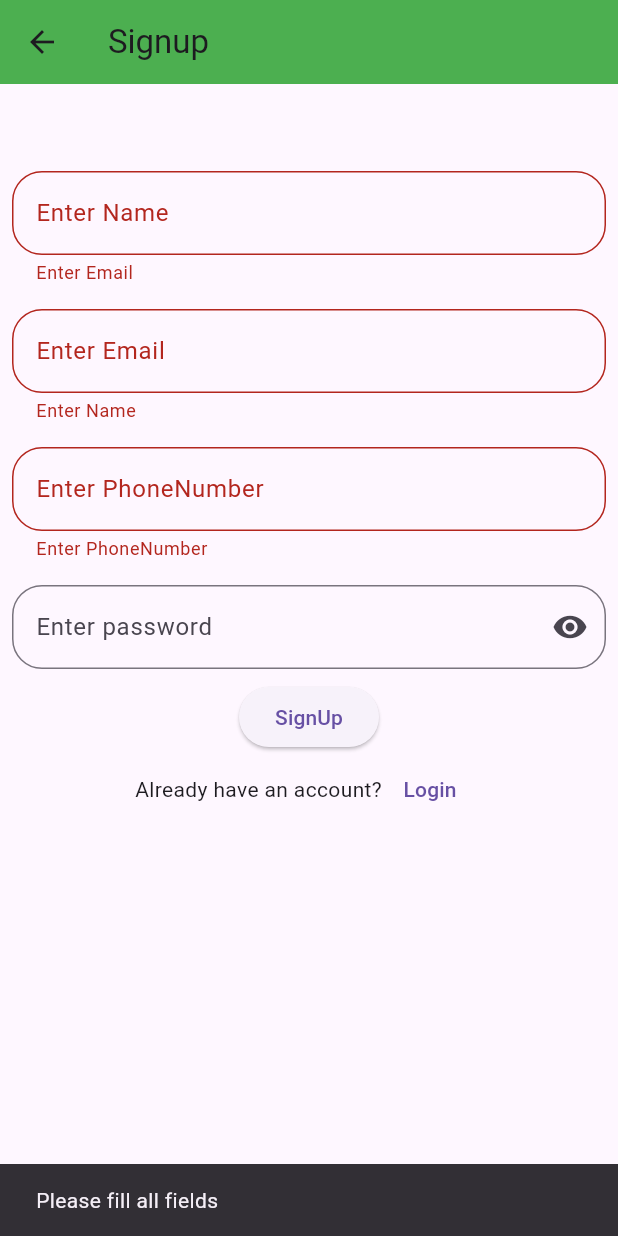
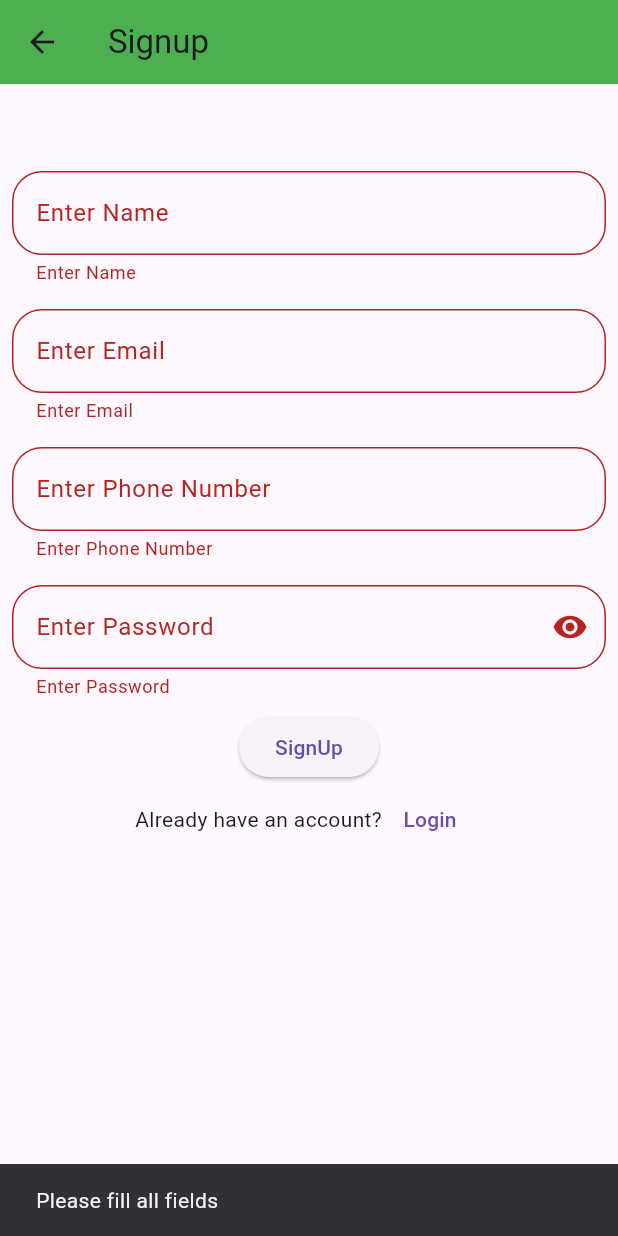
Before and after one commit to Zamdevroom/Advanced-ChatApp, a Flutter app: the SignupScreen screen opened directly, after a tap on "SignUp", on a phone screen of 412 x 824 dp. Run offline on Flutter 3.47's test engine with Material 3 defaults, Android fonts, the phone set to English and light mode, and no system bars; our stand-ins replace bubble, cloud_firestore, contacts_service, firebase_auth, firebase_core, get and 2 more; accounts and stored records are empty.

```diff
--- a/lib/Screens/Signup.dart
+++ b/lib/Screens/Signup.dart
@@ -1,39 +1,41 @@
 import 'package:flutter/material.dart';
-import 'package:firebase_auth/firebase_auth.dart';
 import 'package:firebase_auth/firebase_auth.dart';
 import 'package:cloud_firestore/cloud_firestore.dart';
 import 'package:wa_business/Screens/Login_screen.dart';
 
-class SignupScreen extends StatefulWidget{
+class SignupScreen extends StatefulWidget {
   final String name;
   final String Email;
   final int Phonenumber;
   final String password;
 
-  SignupScreen({super.key,required this.Email,required this.Phonenumber,required this.name,required this.password});
+  SignupScreen({
+    super.key,
+    required this.Email,
+    required this.Phonenumber,
+    required this.name,
+    required this.password,
+  });
 
   @override
   State<SignupScreen> createState() => _SignupScreenState();
 }
 
 class _SignupScreenState extends State<SignupScreen> {
-  TextEditingController namecontroller= TextEditingController();
-
-    TextEditingController emailcontroller= TextEditingController();
-
-  TextEditingController phonecontroller= TextEditingController();
-
-    TextEditingController passwordcontroller= TextEditingController();
+  TextEditingController namecontroller = TextEditingController();
+  TextEditingController emailcontroller = TextEditingController();
+  TextEditingController phonecontroller = TextEditingController();
+  TextEditingController passwordcontroller = TextEditingController();
 
   final _formKey = GlobalKey<FormState>();
 
- var _obsecure= true;
+  var _obsecure = true;
 
   final FirebaseAuth _auth = FirebaseAuth.instance;
-
   final FirebaseFirestore _firestore = FirebaseFirestore.instance;
 
-  Future<String?> createUserWithEmailAndPassword(String name, String email, String password, String phoneNumber) async {
+  Future<String?> createUserWithEmailAndPassword(
+      String name, String email, String password, String phoneNumber) async {
     try {
       UserCredential userCredential = await _auth.createUserWithEmailAndPassword(
         email: email,
@@ -66,10 +68,10 @@ class _SignupScreenState extends State<SignupScreen> {
   Widget build(BuildContext context) {
     return Scaffold(
       appBar: AppBar(
-        title: Text('Signup'),backgroundColor: Colors.green,
+        title: Text('Signup'),
+        backgroundColor: Colors.green,
       ),
-      body:
-      Form(
+      body: Form(
         key: _formKey,
         child: Center(
           child: Padding(
@@ -81,16 +83,19 @@ class _SignupScreenState extends State<SignupScreen> {
                   child: TextFormField(
                     controller: namecontroller,
                     validator: (value) {
-                      if(value!.isEmpty){
-                       return 'Enter Email';
+                      if (value == null || value.isEmpty) {
+                        return 'Enter Name';
                       }
-                      else if(
-                        value.contains('@')
-                      ){
-                         return 'Enter valid email address';
-                      }
+                      return null;
                     },
-                    decoration: InputDecoration(hintText: 'Name',labelText: 'Enter Name',border: OutlineInputBorder(borderSide: BorderSide(color: Colors.black),borderRadius: BorderRadius.circular(20))),
+                    decoration: InputDecoration(
+                      hintText: 'Name',
+                      labelText: 'Enter Name',
+                      border: OutlineInputBorder(
+                        borderSide: BorderSide(color: Colors.black),
+                        borderRadius: BorderRadius.circular(20),
+                      ),
+                    ),
                   ),
                 ),
                 Padding(
@@ -98,10 +103,22 @@ class _SignupScreenState extends State<SignupScreen> {
                   child: TextFormField(
                     controller: emailcontroller,
                     validator: (value) {
-                      if(value!.isEmpty){
-                       return 'Enter Name';
-                      }},
-                    decoration: InputDecoration(hintText: 'abc@.com',labelText: 'Enter Email',border: OutlineInputBorder(borderSide: BorderSide(color: Colors.black),borderRadius: BorderRadius.circular(20) )),
+                      if (value == null || value.isEmpty) {
+                        return 'Enter Email';
+                      }
+                      if (!value.contains('@')) {
+                        return 'Enter a valid email address';
+                      }
+                      return null;
+                    },
+                    decoration: InputDecoration(
+                      hintText: 'abc@xyz.com',
+                      labelText: 'Enter Email',
+                      border: OutlineInputBorder(
+                        borderSide: BorderSide(color: Colors.black),
+                        borderRadius: BorderRadius.circular(20),
+                      ),
+                    ),
                   ),
                 ),
                 Padding(
@@ -109,10 +126,19 @@ class _SignupScreenState extends State<SignupScreen> {
                   child: TextFormField(
                     controller: phonecontroller,
                     validator: (value) {
-                      if(value!.isEmpty){
-                       return 'Enter PhoneNumber';
-                      }},
-                    decoration: InputDecoration(hintText: '0333',labelText: 'Enter PhoneNumber',border: OutlineInputBorder(borderSide: BorderSide(color: Colors.black),borderRadius: BorderRadius.circular(20))),
+                      if (value == null || value.isEmpty) {
+                        return 'Enter Phone Number';
+                      }
+                      return null;
+                    },
+                    decoration: InputDecoration(
+                      hintText: '0333...',
+                      labelText: 'Enter Phone Number',
+                      border: OutlineInputBorder(
+                        borderSide: BorderSide(color: Colors.black),
+                        borderRadius: BorderRadius.circular(20),
+                      ),
+                    ),
                   ),
                 ),
                 Padding(
@@ -121,41 +147,57 @@ class _SignupScreenState extends State<SignupScreen> {
                     obscuringCharacter: '*',
                     obscureText: _obsecure,
                     controller: passwordcontroller,
-                      decoration: InputDecoration(border: OutlineInputBorder(borderSide: BorderSide(color: Colors.black,),borderRadius: BorderRadius.circular(20)),
-                        labelText: 'Enter password',
+                    validator: (value) {
+                      if (value == null || value.isEmpty) {
+                        return 'Enter Password';
+                      }
+                      return null;
+                    },
+                    decoration: InputDecoration(
+                      border: OutlineInputBorder(
+                        borderSide: BorderSide(color: Colors.black),
+                        borderRadius: BorderRadius.circular(20),
+                      ),
+                      labelText: 'Enter Password',
                       suffixIcon: IconButton(
                         onPressed: () {
                           setState(() {
                             _obsecure = !_obsecure;
                           });
                         },
-                          icon: _obsecure ? Icon(Icons.visibility) : Icon(Icons.visibility_off),
+                        icon: _obsecure
+                            ? Icon(Icons.visibility)
+                            : Icon(Icons.visibility_off),
                       ),
                     ),
                   ),
                 ),
-
                 Padding(
-                  padding: const EdgeInsets.only(left: 100,right: 100),
-                  child: ElevatedButton(onPressed: (){
-
-                    createUserWithEmailAndPassword(namecontroller.text, emailcontroller.text, passwordcontroller.text, phonecontroller.text);
+                  padding: const EdgeInsets.only(left: 100, right: 100),
+                  child: ElevatedButton(
+                    onPressed: () {
+                      if (_formKey.currentState!.validate()) {
+                        createUserWithEmailAndPassword(
+                          namecontroller.text,
+                          emailcontroller.text,
+                          passwordcontroller.text,
+                          phonecontroller.text,
+                        );
                         namecontroller.clear();
                         emailcontroller.clear();
                         passwordcontroller.clear();
                         phonecontroller.clear();
-                    if(_formKey.currentState!.validate()){
-                                        ScaffoldMessenger.of(context).showSnackBar(SnackBar(content: Text("Signup successful")));
 
-                    }
-                    else{
+                        ScaffoldMessenger.of(context).showSnackBar(
+                          SnackBar(content: Text("Signup successful")),
+                        );
+                      } else {
                         ScaffoldMessenger.of(context).showSnackBar(
                           SnackBar(content: Text('Please fill all fields')),
                         );
-
                       }
-                    // Navigator.push(context, MaterialPageRoute(builder: (context)=>  ));
-                  }, child: Text("SignUp"),
+                    },
+                    child: Text("SignUp"),
                   ),
                 ),
                 Padding(
@@ -163,19 +205,26 @@ class _SignupScreenState extends State<SignupScreen> {
                   child: Row(
                     children: [
                       Text('Already have an account?'),
-                      TextButton(onPressed: (){
-                        Navigator.push(context, MaterialPageRoute(builder: (context)=> LoginScreen(email: '', password: '')));
-                      }, child: Text("Login"))
-
-                    ],
+                      TextButton(
+                        onPressed: () {
+                          Navigator.push(
+                            context,
+                            MaterialPageRoute(
+                              builder: (context) =>
+                                  LoginScreen(email: '', password: ''),
                             ),
+                          );
+                        },
+                        child: Text("Login"),
                       )
                     ],
                   ),
                 ),
+              ],
             ),
-      )
-      ,
+          ),
+        ),
+      ),
     );
   }
 }
--- a/lib/Screens/add_contacts.dart
+++ b/lib/Screens/add_contacts.dart
@@ -34,6 +34,8 @@ class _AddContacts extends State<AddContacts> {
                   ),
                   ElevatedButton(onPressed: (){
                     Firebase().AddContact(new_name.text, new_phone.text);
+                    new_name.clear();
+                    new_phone.clear();
                   }, child: Text('Create'))
           ],
         ),
--- a/pubspec.yaml
+++ b/pubspec.yaml
@@ -23,6 +23,7 @@ dependencies:
   contacts_service: ^0.6.3
   permission_handler: ^11.3.1
   get: ^4.6.6
+  share_plus: ^10.1.4
 
 dev_dependencies:
   flutter_test:
@@ -94,6 +95,9 @@ flutter:
   # To add assets to your application, add an assets section, like this:
   assets:
     - lib/Images/
+    - Assets/icon_chatapp.png
+    - Assets/icon_nobg.png
+    - Assets/icon_white.png
 
 
 
```
Also changed, not shown: lib/Firebase.dart (+24 -9 lines), lib/Screens/Login_screen.dart (+102 -53 lines), lib/Screens/chat_page.dart (+93 -108 lines), lib/Screens/contacts.dart (+31 -8 lines), Assets/Icon_chatapp.png (added), Assets/icon_nobg.png (added), Assets/icon_white.png (added), pubspec.lock, 34 other files. Lines whose indentation alone changed are shown as unchanged.
